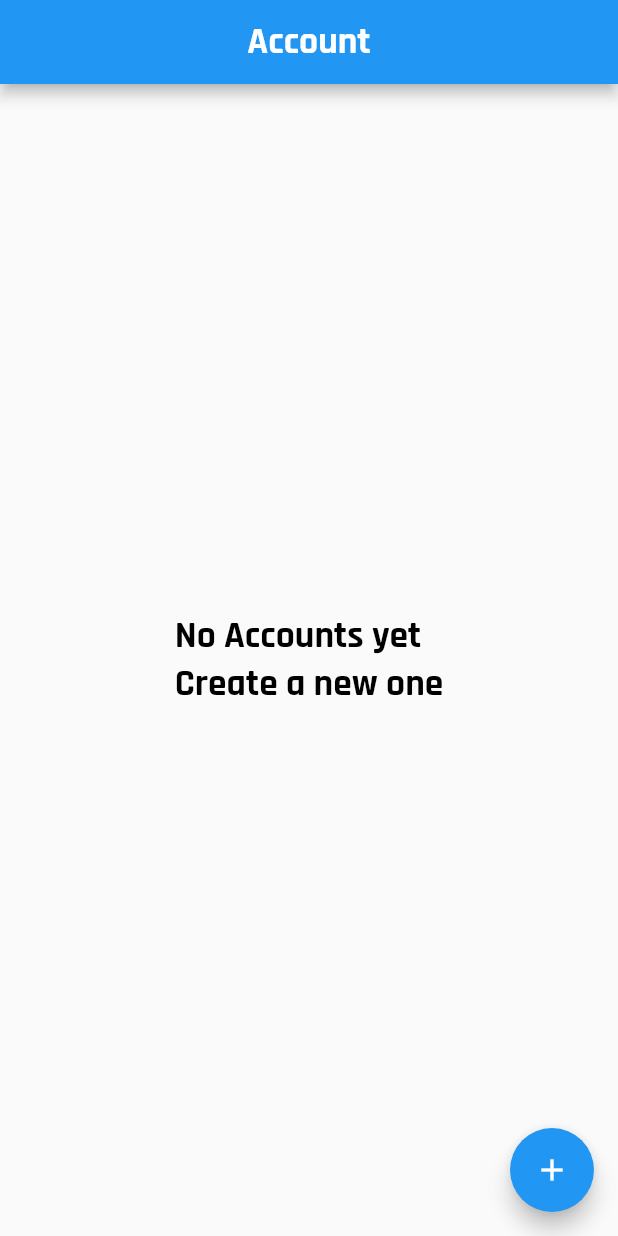
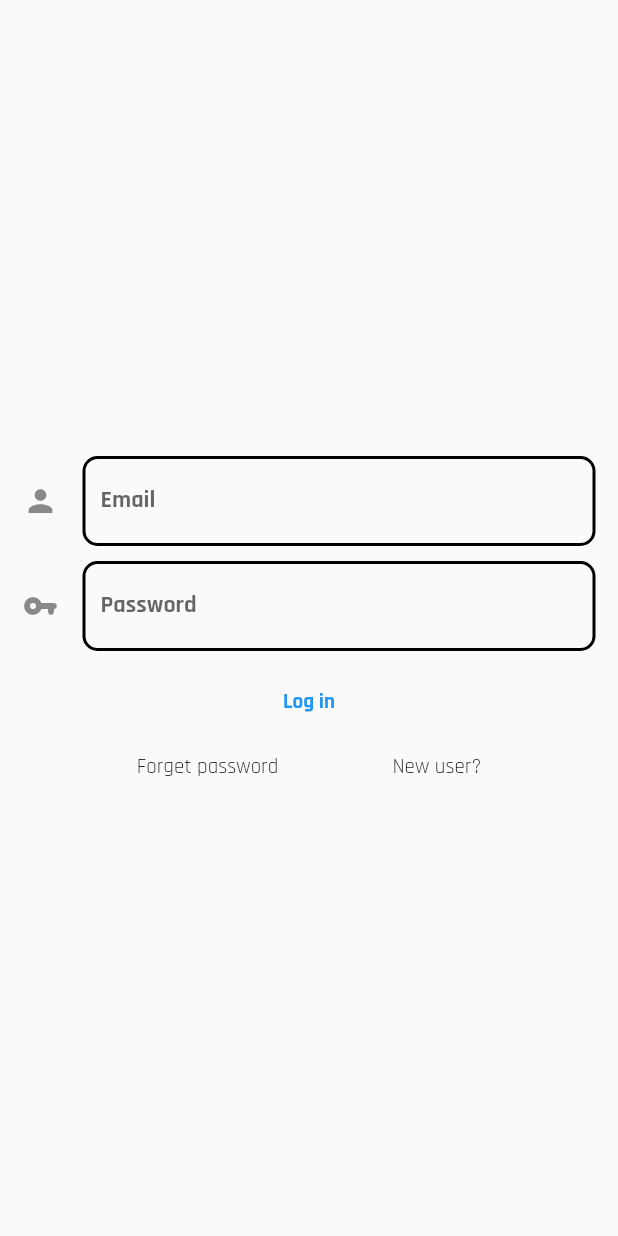
Before and after one commit to mgharish18/Sales_Tracker, a Flutter app: the screen it shows after launch, on a phone screen of 412 x 824 dp. Run offline on Flutter 3.47's test engine with Material 2 defaults, Android fonts, the phone set to English and light mode, and no system bars; our stand-ins replace firebase_auth, firebase_core, google_fonts, open_file, shared_preferences, syncfusion_flutter_charts and 1 more; missing offline and left inert: syncfusion_flutter_core; accounts and stored records are empty.

Commit message:
last commit

```diff
--- a/lib/main.dart
+++ b/lib/main.dart
@@ -1,22 +1,31 @@
+import 'package:firebase_core/firebase_core.dart';
 import 'package:flutter/material.dart';
-import 'package:sales_records/screens/1_home/home.dart';
+import 'package:google_fonts/google_fonts.dart';
+import 'package:sales_records/screens/0_login/login_page.dart';
 
 import 'package:sales_records/storage/shared_preferences.dart';
 
 void main() async {
   WidgetsFlutterBinding.ensureInitialized();
   await LocalData().init();
+  await Firebase.initializeApp();
   runApp(const MyApp());
 }
+
+final navigatorKey = GlobalKey<NavigatorState>();
 
 class MyApp extends StatelessWidget {
   const MyApp({Key? key}) : super(key: key);
 
   @override
   Widget build(BuildContext context) {
-    return const MaterialApp(
+    return MaterialApp(
+      theme: ThemeData.light().copyWith(
+        textTheme: GoogleFonts.rajdhaniTextTheme(Theme.of(context).textTheme),
+      ),
       debugShowCheckedModeBanner: false,
-      home: HomeScreen(),
+      navigatorKey: navigatorKey,
+      home: const Login(),
     );
   }
 }
--- /dev/null
+++ b/lib/screens/0_login/login_page.dart
@@ -0,0 +1,137 @@
+import 'package:firebase_auth/firebase_auth.dart';
+import 'package:flutter/material.dart';
+import 'package:sales_records/screens/1_home/home.dart';
+import 'package:sales_records/storage/firebase.dart';
+
+class Login extends StatefulWidget {
+  const Login({Key? key}) : super(key: key);
+
+  @override
+  _LoginState createState() => _LoginState();
+}
+
+class _LoginState extends State<Login> {
+  final TextEditingController _emailController = TextEditingController();
+  final TextEditingController _passwordController = TextEditingController();
+
+  @override
+  void initState() {
+    // TODO: implement initState
+    super.initState();
+  }
+
+  @override
+  void dispose() {
+    _emailController.dispose();
+    _passwordController.dispose();
+    super.dispose();
+  }
+
+  @override
+  Widget build(BuildContext context) {
+    return StreamBuilder<User?>(
+        stream: FirebaseAuth.instance.authStateChanges(),
+        builder: (context, snapshot) {
+          if (snapshot.connectionState == ConnectionState.waiting) {
+            return const Center(
+              child: CircularProgressIndicator(),
+            );
+          } else if (snapshot.hasError) {
+            return const Center(
+              child: Text(
+                'Something went worng!',
+                style: TextStyle(fontWeight: FontWeight.bold),
+              ),
+            );
+          } else if (snapshot.hasData) {
+            return HomeScreen();
+          } else {
+            return login();
+          }
+        });
+  }
+
+  Widget login() {
+    return Scaffold(
+      body: Container(
+        padding: const EdgeInsets.all(15.0),
+        child: Column(
+          mainAxisAlignment: MainAxisAlignment.center,
+          children: [
+            TextField(
+              controller: _emailController,
+              keyboardType: TextInputType.emailAddress,
+              decoration: InputDecoration(
+                labelText: 'Email',
+                labelStyle: const TextStyle(fontWeight: FontWeight.bold),
+                icon: const Icon(Icons.person),
+                enabledBorder: OutlineInputBorder(
+                    borderSide:
+                        const BorderSide(color: Colors.black, width: 2.0),
+                    borderRadius: BorderRadius.circular(10.0)),
+                focusedBorder: OutlineInputBorder(
+                    borderSide:
+                        const BorderSide(color: Colors.blue, width: 2.0),
+                    borderRadius: BorderRadius.circular(10.0)),
+              ),
+              textInputAction: TextInputAction.next,
+            ),
+            const SizedBox(
+              height: 10.0,
+            ),
+            TextField(
+              controller: _passwordController,
+              obscureText: true,
+              keyboardType: TextInputType.visiblePassword,
+              decoration: InputDecoration(
+                labelText: 'Password',
+                labelStyle: const TextStyle(fontWeight: FontWeight.bold),
+                icon: const Icon(Icons.vpn_key_rounded),
+                enabledBorder: OutlineInputBorder(
+                    borderSide:
+                        const BorderSide(color: Colors.black, width: 2.0),
+                    borderRadius: BorderRadius.circular(10.0)),
+                focusedBorder: OutlineInputBorder(
+                    borderSide:
+                        const BorderSide(color: Colors.blue, width: 2.0),
+                    borderRadius: BorderRadius.circular(10.0)),
+              ),
+              textInputAction: TextInputAction.next,
+            ),
+            const SizedBox(
+              height: 10.0,
+            ),
+            TextButton(
+                onPressed: () => {
+                      sigin(context, _emailController.text.trim(),
+                          _passwordController.text.trim()),
+                      _passwordController.text = ''
+                    },
+                child: const Text(
+                  'Log in',
+                  style: TextStyle(fontWeight: FontWeight.bold),
+                )),
+            const SizedBox(
+              height: 10.0,
+            ),
+            Row(
+              mainAxisAlignment: MainAxisAlignment.spaceEvenly,
+              children: [
+                GestureDetector(
+                  child: Text(
+                    'Forget password',
+                  ),
+                  onTap: null,
+                ),
+                GestureDetector(
+                  child: Text('New user?'),
+                  onTap: null,
+                ),
+              ],
+            )
+          ],
+        ),
+      ),
+    );
+  }
+}
--- a/lib/screens/1_home/home.dart
+++ b/lib/screens/1_home/home.dart
@@ -1,3 +1,4 @@
+import 'package:firebase_auth/firebase_auth.dart';
 import 'package:flutter/material.dart';
 import 'package:google_fonts/google_fonts.dart';
 import 'package:sales_records/screens/2_products_entry/entry_screen.dart';
@@ -20,7 +21,7 @@
   @override
   void initState() {
     super.initState();
-    contoller.addListener(() => setState(() {}));
+    // contoller.addListener(() => setState(() {}));
     acc = LocalData().getAccount() ?? [];
     isChecked = List.generate(acc.length, (index) => false);
     isDeleteClicked = false;
@@ -39,7 +40,6 @@
 
   @override
   void dispose() {
-    contoller.dispose();
     super.dispose();
   }
 
@@ -54,16 +54,34 @@
         ),
         centerTitle: true,
         actions: [
-          acc.isNotEmpty
+          isDeleteClicked
               ? IconButton(
                   onPressed: () => setState(() {
                         isDeleteClicked = !isDeleteClicked;
                       }),
-                  icon: !isDeleteClicked
-                      ? const Icon(Icons.delete)
-                      : const Icon(Icons.arrow_back_ios_new_rounded))
-              : Container(
-                  width: 0,
+                  icon: const Icon(Icons.arrow_back_ios_new_rounded))
+              : PopupMenuButton(
+                  itemBuilder: (context) => [
+                    PopupMenuItem(
+                      value: 0,
+                      child: Row(
+                        children: const [
+                          Icon(
+                            Icons.logout_rounded,
+                            color: Colors.black,
+                          ),
+                          SizedBox(
+                            width: 3.0,
+                          ),
+                          Text(
+                            'Logout',
+                            style: TextStyle(fontWeight: FontWeight.bold),
+                          ),
+                        ],
+                      ),
+                      onTap: () => FirebaseAuth.instance.signOut(),
+                    )
+                  ],
                 )
         ],
       ),
@@ -88,6 +106,11 @@
                           context,
                           MaterialPageRoute(
                               builder: (context) => Account(name: acc[index]))),
+                  onLongPress: () => setState(
+                    () {
+                      isDeleteClicked = !isDeleteClicked;
+                    },
+                  ),
                   child: Container(
                     height: 50,
                     width: MediaQuery.of(context).size.width,
--- a/pubspec.yaml
+++ b/pubspec.yaml
@@ -41,6 +41,9 @@
   intl: ^0.17.0
   syncfusion_flutter_datagrid: ^19.4.43
   syncfusion_flutter_charts: ^19.4.43
+  firebase_auth: ^3.3.7
+  cloud_firestore: ^3.1.8
+  firebase_core: ^1.12.0
 
 
 dev_dependencies:
```
Also changed, not shown: lib/screens/5_statement/st_table.dart (+17 -16 lines), lib/storage/firebase.dart (added, +19 -0 lines), pubspec.lock, 4 other files.
